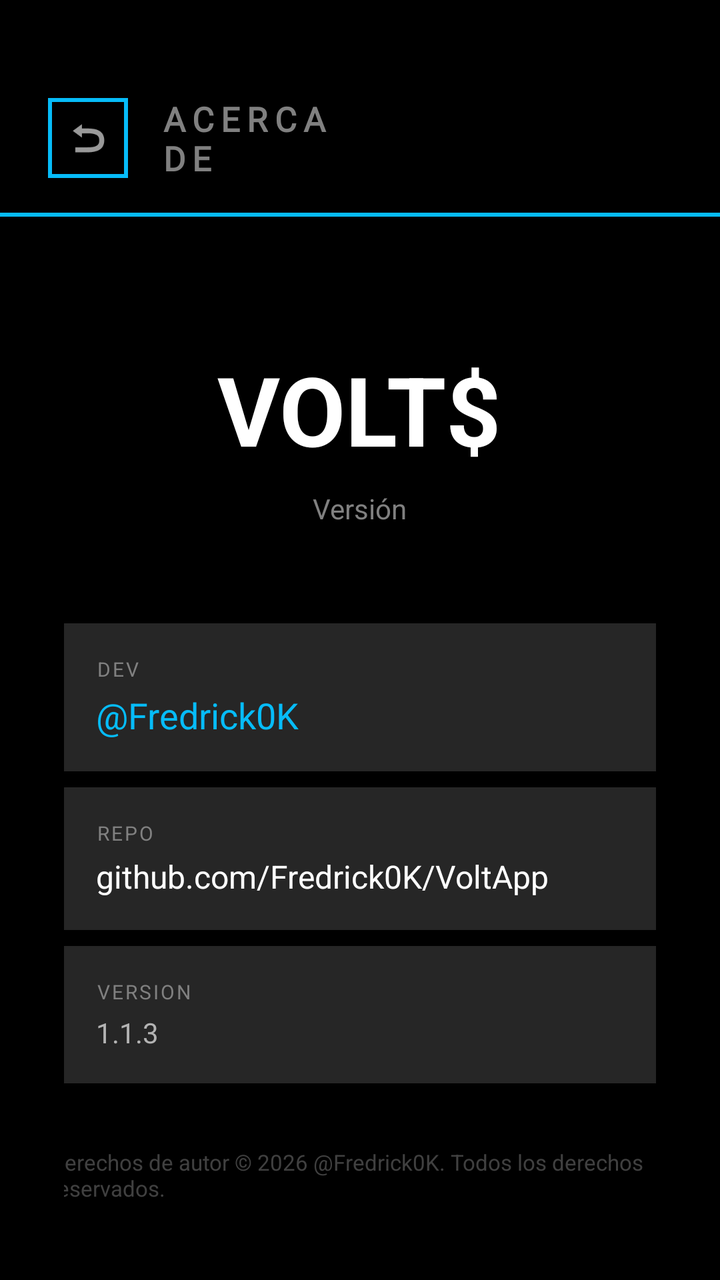
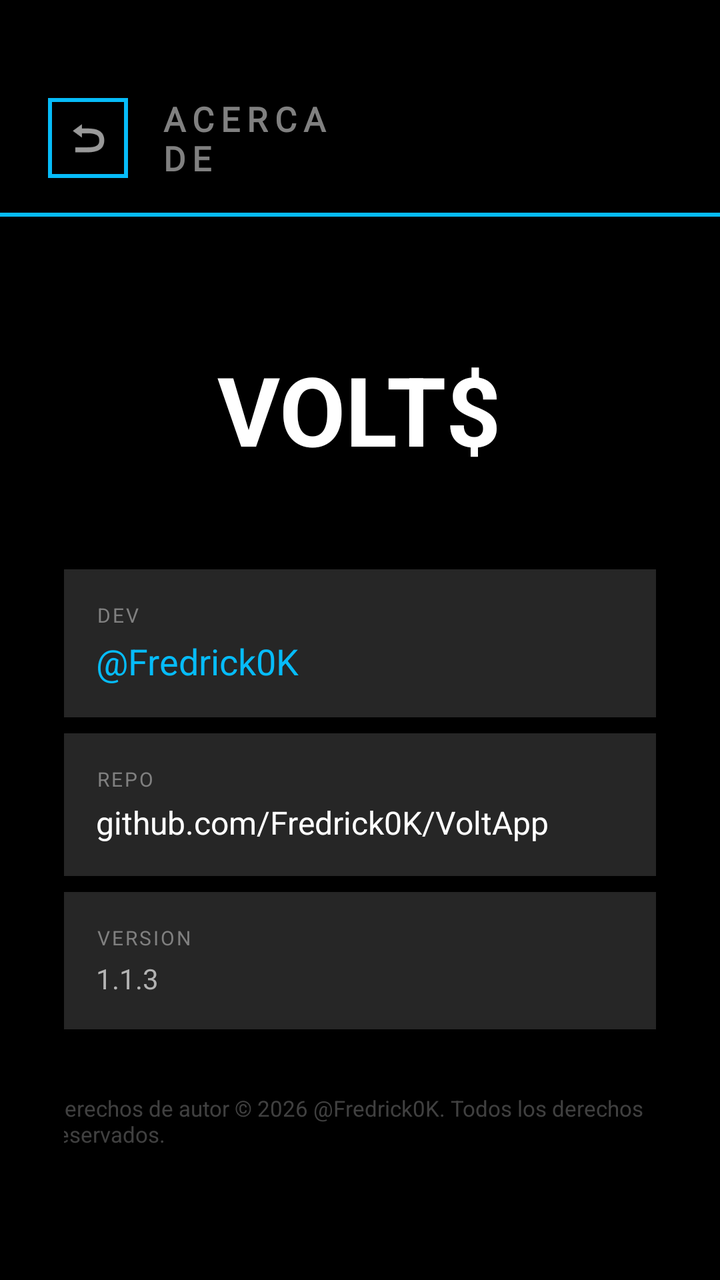

Two renders of the same Android screen: before a commit and after it. Below are the layout's source before the change and the commit's diff.
<!-- AndroidManifest.xml: application theme Theme.Volt -->
<!-- res/layout/page_about.xml -->
<?xml version="1.0" encoding="utf-8"?>
<LinearLayout xmlns:android="http://schemas.android.com/apk/res/android"
    xmlns:app="http://schemas.android.com/apk/res-auto"
    android:layout_width="match_parent"
    android:layout_height="match_parent"
    android:orientation="vertical"
    android:background="@color/metro_background">

    
    <LinearLayout
        android:layout_width="match_parent"
        android:layout_height="wrap_content"
        android:orientation="horizontal"
        android:gravity="center_vertical"
        android:paddingTop="48dp"
        android:paddingHorizontal="24dp"
        android:paddingBottom="16dp">

        <ImageButton
            android:id="@+id/btn_back"
            android:layout_width="40dp"
            android:layout_height="40dp"
            android:background="@drawable/metro_button_square"
            android:src="@android:drawable/ic_menu_revert"
            android:scaleType="centerInside"
            android:padding="8dp"
            android:contentDescription="Volver"/>

        <TextView
            android:layout_width="113dp"
            android:layout_height="wrap_content"
            android:layout_marginStart="16dp"
            android:fontFamily="@font/plus_jakarta_sans_medium"
            android:letterSpacing="0.2"
            android:text="ACERCA DE"
            android:textColor="@color/metro_text_muted"
            android:textSize="17sp"
            android:textStyle="bold"/>
    </LinearLayout>

    
    <View
        android:layout_width="match_parent"
        android:layout_height="2dp"
        android:background="@color/metro_primary"/>

    
    <ScrollView
        android:layout_width="match_parent"
        android:layout_height="match_parent"
        android:fillViewport="true">

        <LinearLayout
            android:layout_width="match_parent"
            android:layout_height="wrap_content"
            android:orientation="vertical"
            android:gravity="center_horizontal"
            android:padding="32dp">

            
            <TextView
                android:id="@+id/tv_version"
                android:layout_width="wrap_content"
                android:layout_height="wrap_content"
                android:text="VOLT$"
                android:textSize="48sp"
                android:textColor="@color/white"
                android:textStyle="bold"
                android:layout_marginTop="32dp"/>

    <TextView
        android:id="@+id/tv_version_number"
        android:layout_width="wrap_content"
        android:layout_height="wrap_content"
        android:text="Versión"
        android:textSize="14sp"
        android:textColor="@color/metro_text_muted"
        android:layout_marginTop="8dp"/>

            
            <LinearLayout
                android:layout_width="match_parent"
                android:layout_height="wrap_content"
                android:orientation="vertical"
                android:layout_marginTop="48dp">

                
                <LinearLayout
                    android:layout_width="match_parent"
                    android:layout_height="wrap_content"
                    android:orientation="vertical"
                    android:padding="16dp"
                    android:background="@color/metro_surface_tile"
                    android:layout_marginBottom="8dp">

                    <TextView
                        android:layout_width="wrap_content"
                        android:layout_height="wrap_content"
                        android:text="DEV"
                        android:textSize="10sp"
                        android:textColor="@color/metro_text_muted"
                        android:letterSpacing="0.1"/>

                    <TextView
                        android:id="@+id/tv_dev"
                        android:layout_width="wrap_content"
                        android:layout_height="wrap_content"
                        android:text="@Fredrick0K"
                        android:textSize="18sp"
                        android:textColor="@color/metro_primary"
                        android:layout_marginTop="4dp"
                        android:clickable="true"
                        android:focusable="true"/>
                </LinearLayout>

                
                <LinearLayout
                    android:layout_width="match_parent"
                    android:layout_height="wrap_content"
                    android:orientation="vertical"
                    android:padding="16dp"
                    android:background="@color/metro_surface_tile"
                    android:layout_marginBottom="8dp">

                    <TextView
                        android:layout_width="wrap_content"
                        android:layout_height="wrap_content"
                        android:text="REPO"
                        android:textSize="10sp"
                        android:textColor="@color/metro_text_muted"
                        android:letterSpacing="0.1"/>

                    <TextView
                        android:id="@+id/tv_github"
                        android:layout_width="wrap_content"
                        android:layout_height="wrap_content"
                        android:text="github.com/Fredrick0K/VoltApp"
                        android:textSize="16sp"
                        android:textColor="@color/white"
                        android:layout_marginTop="4dp"
                        android:clickable="true"
                        android:focusable="true"/>
                </LinearLayout>

                
                <LinearLayout
                    android:layout_width="match_parent"
                    android:layout_height="wrap_content"
                    android:orientation="vertical"
                    android:padding="16dp"
                    android:background="@color/metro_surface_tile">

                    <TextView
                        android:layout_width="wrap_content"
                        android:layout_height="wrap_content"
                        android:text="VERSION"
                        android:textSize="10sp"
                        android:textColor="@color/metro_text_muted"
                        android:letterSpacing="0.1"/>

                    <TextView
                        android:id="@+id/tv_version_build"
                        android:layout_width="wrap_content"
                        android:layout_height="wrap_content"
                        android:text="1.1.3"
                        android:textSize="14sp"
                        android:textColor="@color/metro_text_secondary"
                        android:layout_marginTop="4dp"/>
                </LinearLayout>

            </LinearLayout>

            
            <TextView
                android:layout_width="310dp"
                android:layout_height="wrap_content"
                android:layout_marginTop="32dp"
                android:alpha="0.5"
                android:text="Derechos de autor © 2026 @Fredrick0K. Todos los derechos reservados."
                android:textColor="@color/metro_text_muted"
                android:textSize="11sp" />

        </LinearLayout>
    </ScrollView>

</LinearLayout>
<!-- resources referenced by this layout -->
<resources>
  <color name="metro_background">#FF000000</color>
  <color name="metro_primary">#FF06BCF9</color>
  <color name="metro_surface_tile">#FF262626</color>
  <color name="metro_text_muted">#FF808080</color>
  <color name="metro_text_secondary">#FFB3B3B3</color>
  <color name="white">#FFFFFFFF</color>
  <!-- drawable metro_button_square (drawable) -->
  <?xml version="1.0" encoding="utf-8"?>
  <selector xmlns:android="http://schemas.android.com/apk/res/android">
      <item android:state_pressed="true">
          <shape android:shape="rectangle">
              <solid android:color="#FF06BCF9"/>
              <corners android:radius="0dp"/>
              <size android:width="48dp" android:height="48dp"/>
          </shape>
      </item>
      <item>
          <shape android:shape="rectangle">
              <solid android:color="#FF000000"/>
              <stroke android:width="2dp" android:color="#FF06BCF9"/>
              <corners android:radius="0dp"/>
              <size android:width="48dp" android:height="48dp"/>
          </shape>
      </item>
  </selector>
  <style name="Theme.Volt" parent="Theme.AppCompat.Light.NoActionBar">
          <item name="colorPrimary">@color/metro_primary</item>
          <item name="colorPrimaryDark">@color/metro_primary</item>
          <item name="colorAccent">@color/metro_primary</item>
          <item name="android:statusBarColor">@color/metro_background</item>
          <item name="android:navigationBarColor">@color/metro_background</item>
          <item name="android:windowBackground">@color/metro_background</item>
  
          
          <item name="android:windowSplashScreenBackground" tools:targetApi="31">@color/black</item>
          <item name="android:windowSplashScreenAnimatedIcon" tools:targetApi="31">@mipmap/ic_launcher</item>
      </style>
  <color name="black">#FF000000</color>
</resources>

<!-- the commit's change to res/layout/page_about.xml (unified diff, before → after) -->
@@ -67,15 +67,6 @@
                 android:textColor="@color/white"
                 android:textStyle="bold"
                 android:layout_marginTop="32dp"/>
-
-    <TextView
-        android:id="@+id/tv_version_number"
-        android:layout_width="wrap_content"
-        android:layout_height="wrap_content"
-        android:text="Versión"
-        android:textSize="14sp"
-        android:textColor="@color/metro_text_muted"
-        android:layout_marginTop="8dp"/>
 
             
             <LinearLayout
